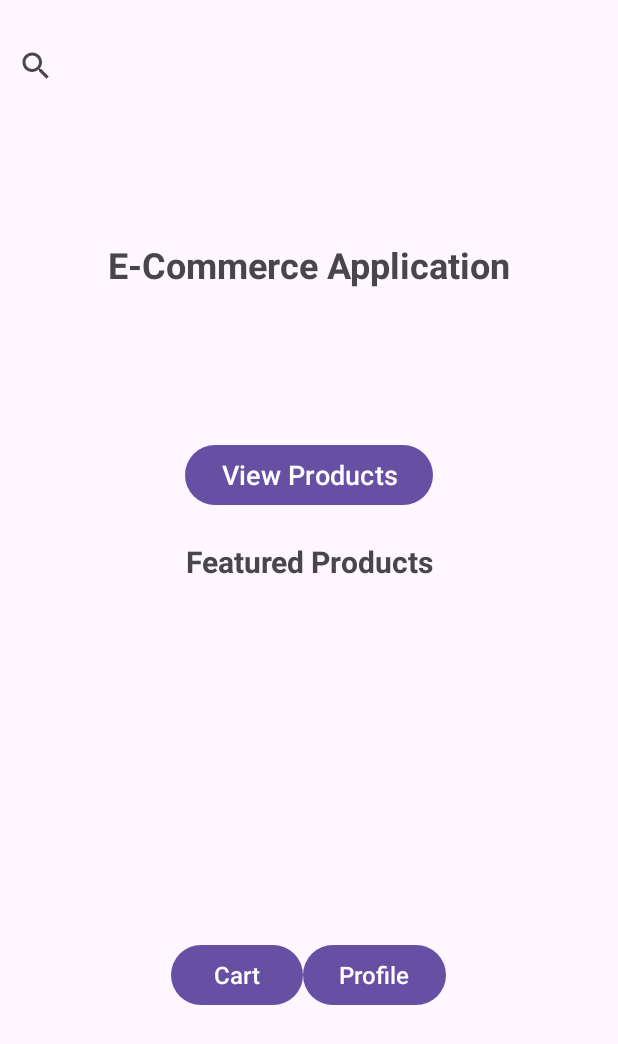
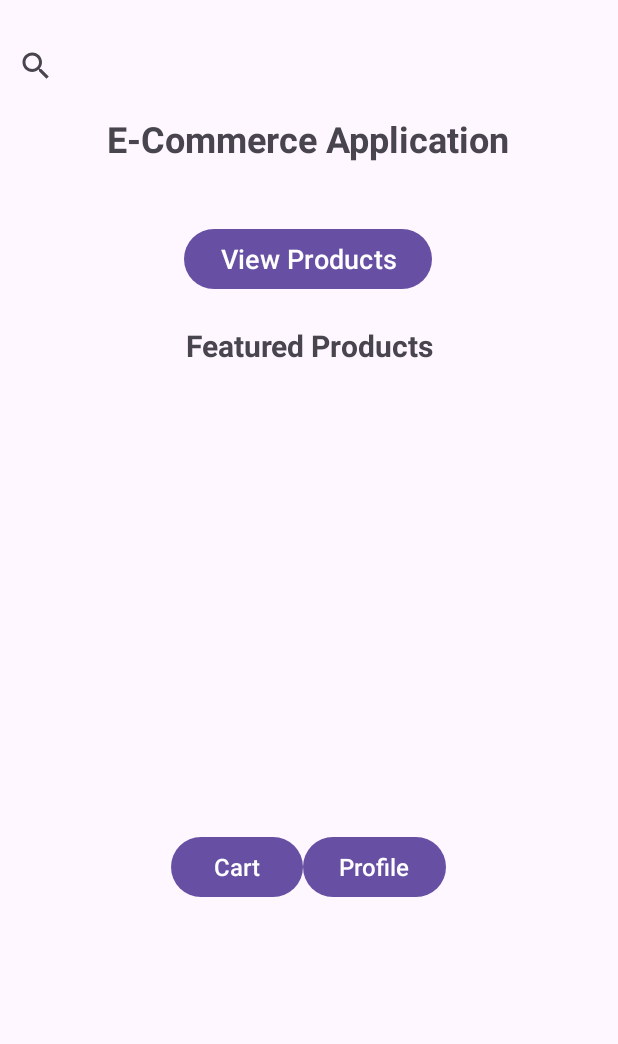
Before and after one commit to Pearlgrowth/E-Commerce-Application, an Android app: the layout activity_main.xml on its own in the app's theme, with its tools: preview values and no code run, on a phone screen of 412 x 824 dp. Shown: the top 1044 px of the screen. Run offline under Robolectric (Android 15) with nearby library versions, the phone set to English and light mode, and no system bars.

Commit message:
initial commit

```diff
--- a/app/src/main/res/layout/activity_main.xml
+++ b/app/src/main/res/layout/activity_main.xml
@@ -18,30 +18,34 @@
         app:layout_constraintEnd_toEndOf="parent"
         android:layout_marginTop="20dp" />
     <!-- App Title -->
+
+    <!-- Button to View Products (placed below the title) -->
     <TextView
         android:id="@+id/appTitle"
         android:layout_width="wrap_content"
         android:layout_height="wrap_content"
-        android:layout_marginTop="160dp"
+        android:layout_marginTop="76dp"
         android:text="@string/app_name"
         android:textSize="24sp"
         android:textStyle="bold"
         app:layout_constraintEnd_toEndOf="parent"
+        app:layout_constraintHorizontal_bias="0.496"
         app:layout_constraintStart_toStartOf="parent"
         app:layout_constraintTop_toTopOf="parent" />
 
-    <!-- Button to View Products (placed below the title) -->
+    <!-- Featured Products Title -->
     <Button
         android:id="@+id/viewProductsButton"
         android:layout_width="wrap_content"
         android:layout_height="wrap_content"
-        android:layout_marginTop="100dp"
+        android:layout_marginTop="40dp"
         android:text="@string/view_products"
         android:textSize="18sp"
         app:layout_constraintEnd_toEndOf="parent"
+        app:layout_constraintHorizontal_bias="0.497"
         app:layout_constraintStart_toStartOf="parent"
         app:layout_constraintTop_toBottomOf="@id/appTitle" />
-    <!-- Featured Products Title -->
+
     <TextView
         android:id="@+id/featuredProductsTitle"
         android:layout_width="wrap_content"
```
